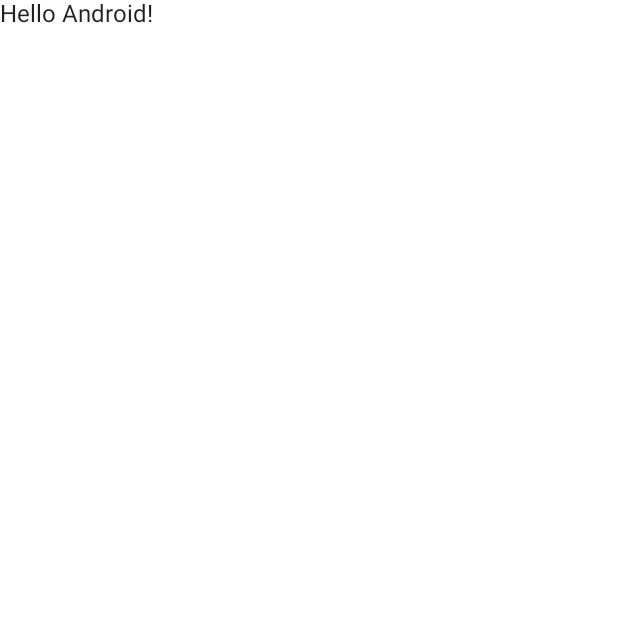
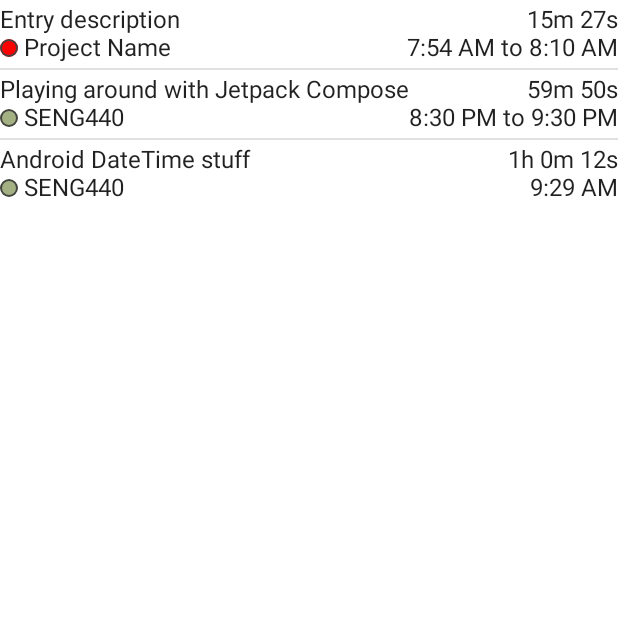
Before and after one commit to rogino/TimeTracker, an Android app built with Jetpack Compose: the screen it shows after launch (MainActivity), on a phone screen of 412 x 824 dp, the top half of it. Before the commit the part shown is almost empty. Run offline under Robolectric (Android 15) with nearby library versions, the phone set to English and light mode, and no system bars.

Commit message:
Add lazy list view for time entries

```diff
--- a/TimeTracker/app/src/main/java/nz/ac/uclive/rog19/seng440/assignment1/MainActivity.kt
+++ b/TimeTracker/app/src/main/java/nz/ac/uclive/rog19/seng440/assignment1/MainActivity.kt
@@ -1,6 +1,8 @@
 package nz.ac.uclive.rog19.seng440.assignment1
 
 import android.os.Bundle
+import android.os.Handler
+import android.os.Looper
 import androidx.activity.ComponentActivity
 import androidx.activity.compose.setContent
 import androidx.compose.foundation.background
@@ -10,25 +12,34 @@
 import androidx.compose.material.Surface
 import androidx.compose.material.Text
 import androidx.compose.runtime.Composable
+import androidx.compose.runtime.mutableStateOf
 import androidx.compose.ui.Alignment
 import androidx.compose.ui.Modifier
 import androidx.compose.ui.draw.clip
 import androidx.compose.ui.graphics.Color
 import androidx.compose.ui.tooling.preview.Preview
 import androidx.compose.ui.unit.dp
+import nz.ac.uclive.rog19.seng440.assignment1.model.GodModel
 import nz.ac.uclive.rog19.seng440.assignment1.model.TimeEntry
+import nz.ac.uclive.rog19.seng440.assignment1.model.mockModel
 import nz.ac.uclive.rog19.seng440.assignment1.ui.theme.TimeTrackerTheme
 import java.time.*
 import java.time.format.DateTimeFormatter
 import java.time.format.FormatStyle
+import java.util.*
 
 // https://developer.android.com/studio/write/java8-support-table
 
 
 
 class MainActivity : ComponentActivity() {
+    private lateinit var model: GodModel
+    private lateinit var handler: Handler
+    private lateinit var updateTask: Runnable
+
     override fun onCreate(savedInstanceState: Bundle?) {
         super.onCreate(savedInstanceState)
+        model = mockModel
         setContent {
             TimeTrackerTheme {
                 // A surface container using the 'background' color from the theme
@@ -36,7 +47,10 @@
                     modifier = Modifier.fillMaxSize(),
                     color = MaterialTheme.colors.background
                 ) {
-                    Greeting("Android")
+                    TimeEntryListView(entries = model.timeEntries,
+                    projects = model.projects,
+                        now = Instant.now()
+                    )
                 }
             }
         }
--- a/TimeTracker/app/src/main/java/nz/ac/uclive/rog19/seng440/assignment1/TimeEntryListItem.kt
+++ b/TimeTracker/app/src/main/java/nz/ac/uclive/rog19/seng440/assignment1/components/TimeEntryListItem.kt
@@ -1,6 +1,8 @@
 package nz.ac.uclive.rog19.seng440.assignment1
 
 import androidx.compose.foundation.background
+import androidx.compose.foundation.border
+import androidx.compose.foundation.isSystemInDarkTheme
 import androidx.compose.foundation.layout.*
 import androidx.compose.foundation.shape.CircleShape
 import androidx.compose.material.Text
@@ -8,6 +10,7 @@
 import androidx.compose.ui.Alignment
 import androidx.compose.ui.Modifier
 import androidx.compose.ui.draw.clip
+import androidx.compose.ui.graphics.Color
 import androidx.compose.ui.tooling.preview.Preview
 import androidx.compose.ui.unit.dp
 import nz.ac.uclive.rog19.seng440.assignment1.model.*
@@ -17,9 +20,12 @@
 import java.time.format.FormatStyle
 
 @Composable
-fun TimeEntryListItem(timeEntry: TimeEntry, projects: Map<Int, Project>,
+fun TimeEntryListItem(
+    modifier: Modifier = Modifier,
+    timeEntry: TimeEntry,
+    projects: Map<Int, Project>,
                       zoneId: ZoneId = Clock.systemDefaultZone().zone,
-                      now: Instant = Instant.now()) {
+                      now: Instant? = Instant.now()) {
     val project = projects[timeEntry.projectId]
     val zonedStart = ZonedDateTime.ofInstant(timeEntry.startTime, zoneId)
 
@@ -31,23 +37,37 @@
         timeText += " to ${zonedEnd.format(timeFormatter)}"
     }
 
-    var durationText = durationFormatter(Duration.between(timeEntry.startTime, timeEntry.endTime ?: now))
+    var endTime = timeEntry.endTime ?: now
+    var durationText = endTime?.let { durationFormatter(
+        duration = Duration.between(timeEntry.startTime, it),
+        // show all components if ongoing
+        numComponents = if (timeEntry.isOngoing) 10 else 2
+    ) }
 
-    Column() {
+    Column(modifier = Modifier.padding(vertical = 4.dp).then(modifier)) {
         Row() {
             Text(text = timeEntry.description)
-            Spacer(modifier = Modifier.weight(1f))
+            durationText?.also {
+                Spacer(modifier = Modifier.weight(1f))
 //            Text(zonedStart.format(DateTimeFormatter.ISO_LOCAL_DATE))
-            Text(text = durationText)
+                Text(text = durationText)
+             }
         }
 
         Row {
             project?.also { project ->
                 Row(verticalAlignment = Alignment.CenterVertically) {
                     Box(modifier = Modifier
-                        .size(10.dp)
+                        .padding(end = 4.dp)
+                        .size(12.dp)
                         .clip(CircleShape)
-                        .background(project.colorCompose) )
+                        .border(
+                            width = 1.dp,
+                            color = if (isSystemInDarkTheme()) Color.LightGray else Color.DarkGray,
+                            shape = CircleShape
+                        )
+                        .background(project.colorCompose)
+                    )
                     Text(text = project.name)
                 }
             } ?: run {  }
@@ -67,6 +87,12 @@
 @Composable
 fun TimeEntryListItem_Preview() {
     TimeTrackerTheme {
-        TimeEntryListItem(timeEntry = mockModel.timeEntries.first(), projects = mockModel.projects)
+        Column {
+            TimeEntryListItem(timeEntry = mockModel.timeEntries.first(), projects = mockModel.projects)
+
+            mockModel.currentEntry?.also { timeEntry ->
+                TimeEntryListItem(timeEntry = timeEntry, projects = mockModel.projects)
+            }
+        }
     }
 }
--- /dev/null
+++ b/TimeTracker/app/src/main/java/nz/ac/uclive/rog19/seng440/assignment1/components/TimeEntryListView.kt
@@ -0,0 +1,40 @@
+package nz.ac.uclive.rog19.seng440.assignment1
+
+import androidx.compose.foundation.lazy.LazyColumn
+import androidx.compose.foundation.lazy.itemsIndexed
+import androidx.compose.material.Divider
+import androidx.compose.runtime.Composable
+import androidx.compose.ui.Modifier
+import androidx.compose.ui.tooling.preview.Preview
+import nz.ac.uclive.rog19.seng440.assignment1.model.*
+import nz.ac.uclive.rog19.seng440.assignment1.ui.theme.TimeTrackerTheme
+import java.time.Clock
+import java.time.Instant
+import java.time.ZoneId
+
+@Composable
+fun TimeEntryListView(
+    modifier: Modifier = Modifier,
+    entries: List<TimeEntry>,
+    projects: Map<Int, Project>,
+    zoneId: ZoneId = Clock.systemDefaultZone().zone,
+    now: Instant = Instant.now()) {
+    LazyColumn(modifier = modifier) {
+        itemsIndexed(items = entries) { index, entry ->
+            if (index != 0) {
+                Divider()
+            }
+            // Passing null for now means views don't to be re-rendered? No idea if this is actually the case
+            TimeEntryListItem(timeEntry = entry, projects = projects, zoneId = zoneId, now = if (entry.isOngoing) now else null)
+        }
+    }
+}
+
+@Preview(showBackground = true)
+@Composable
+fun TimeEntryListView_Preview() {
+    TimeTrackerTheme {
+        TimeEntryListView(entries = mockModel.timeEntries, projects = mockModel.projects)
+
+    }
+}
--- a/TimeTracker/app/src/main/java/nz/ac/uclive/rog19/seng440/assignment1/misc.kt
+++ b/TimeTracker/app/src/main/java/nz/ac/uclive/rog19/seng440/assignment1/misc.kt
@@ -25,6 +25,9 @@
         if (!bla && unitValue == 0) {
             continue
         }
+
+        // even if value is 0, show it
+        bla = true
         if (out.isNotEmpty()) {
             out += " "
         }
--- a/TimeTracker/app/src/main/java/nz/ac/uclive/rog19/seng440/assignment1/model/GodModel.kt
+++ b/TimeTracker/app/src/main/java/nz/ac/uclive/rog19/seng440/assignment1/model/GodModel.kt
@@ -1,4 +1,10 @@
 package nz.ac.uclive.rog19.seng440.assignment1.model
+
+import java.time.Instant
+import java.time.ZoneOffset
+import java.time.ZonedDateTime
+import java.time.format.DateTimeFormatter
+import java.util.*
 
 class GodModel(projects: Map<Int, Project> = emptyMap(),
                timeEntries: List<TimeEntry>) {
@@ -11,17 +17,36 @@
     val currentEntry: TimeEntry? get() = timeEntries.first { it.isOngoing }
 
     constructor(projects: List<Project>, timeEntries: List<TimeEntry>) : this(
-        projects = projects.associate { Pair(it.id, it) },
+        projects = projects.associateBy { it.id },
         timeEntries = timeEntries
     )
 }
 
 val mockModel = GodModel(listOf(
-    Project(1, "Project Name", "#FF0000")
+    Project(1, "Project Name", "#FF0000"),
+    Project(3, "SENG440", "#A3B081"),
 ),
     listOf(
-        TimeEntry(10, "Entry description",
-            "2022-07-23T07:54:35+00:00", "2022-07-23T08:10:02Z" ,
-            1, arrayOf("Tag1", "Another Tag"))
+        TimeEntry(
+            10, "Entry description",
+            "2022-07-23T07:54:35+00:00", "2022-07-23T08:10:02Z",
+            1, arrayOf("Tag1", "Another Tag")
+        ),
+
+        TimeEntry(
+            11, "Playing around with Jetpack Compose",
+            "2022-08-03T20:30:10+00:00", "2022-08-03T21:30:00Z",
+            3, arrayOf("Assignment", "Coding")
+        ),
+
+        TimeEntry(
+            12, "Android DateTime stuff",
+            DateTimeFormatter.ISO_DATE_TIME.format(
+                ZonedDateTime.ofInstant(Instant.now().minusSeconds((60 * 60 + 12).toLong()), ZoneOffset.UTC)
+            ),
+            null,
+            3, arrayOf("Assignment", "Coding")
+        )
+
     )
 )
```
